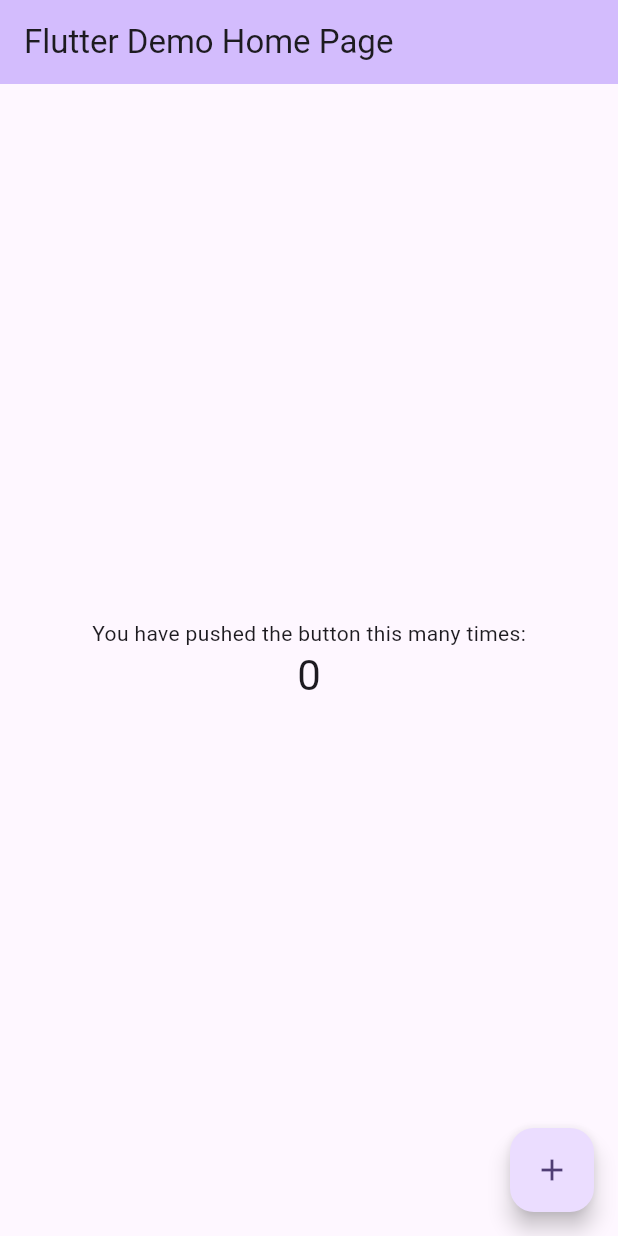
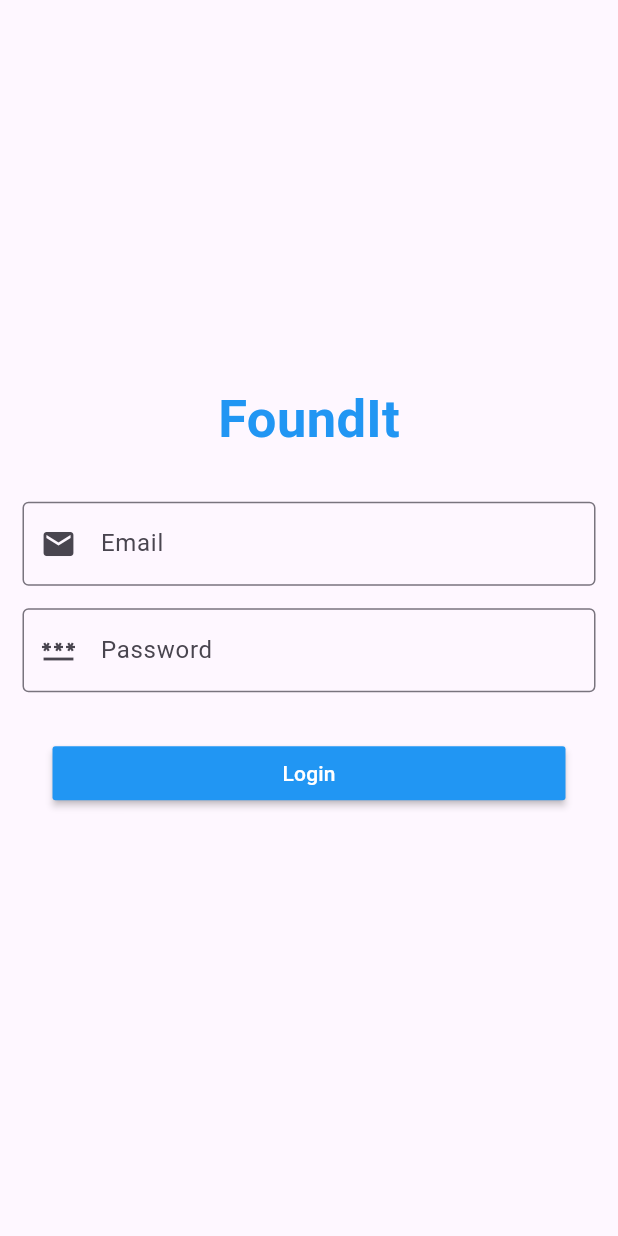
Before and after one commit to AhmadDaneil/lost_and_found_app, a Flutter app: the screen it shows after launch, on a phone screen of 412 x 824 dp. Run offline on Flutter 3.47's test engine with Material 3 defaults, Android fonts, the phone set to English and light mode, and no system bars.

Commit message:
Add login page

```diff
--- /dev/null
+++ b/lib/login.dart
@@ -0,0 +1,91 @@
+import 'package:flutter/material.dart';
+
+class Login extends StatefulWidget {
+  const Login({super.key});
+
+  @override
+  State<Login> createState() => _MyAppState();
+}
+
+class _MyAppState extends State<Login> {
+  @override
+  Widget build(BuildContext context) {
+    return MaterialApp(
+      home: Scaffold(
+
+        body: Column(
+          mainAxisAlignment: MainAxisAlignment.center,
+          crossAxisAlignment: CrossAxisAlignment.center,
+          children: [
+            Text(
+              'FoundIt',
+              style: TextStyle(
+                fontSize: 35,
+                color: Colors.blue,
+                fontWeight: FontWeight.bold,
+              ),
+            ),
+            Padding(
+              padding: const EdgeInsets.symmetric(vertical: 30),
+              child: Form(
+                child:Column(
+                  children: [
+                    Padding(
+                      padding: const EdgeInsets.symmetric(horizontal:15),
+                      child: TextFormField(
+                        keyboardType: TextInputType.emailAddress,
+                        decoration: InputDecoration(
+                          labelText: 'Email',
+                          hintText: 'Enter Email',
+                          prefixIcon: Icon(Icons.email),
+                          border: OutlineInputBorder(),
+                        ),
+                        onChanged: (String value) {
+
+                        },
+                        validator: (value) {
+                          return value!.isEmpty ? 'Please enter email' : null;
+                        },
+                      ),
+                    ),
+                    SizedBox(height: 15),
+                    Padding(
+                      padding: const EdgeInsets.symmetric(horizontal: 15),
+                      child: TextFormField(
+                        keyboardType: TextInputType.emailAddress,
+                        decoration: InputDecoration(
+                          labelText: 'Password',
+                          hintText: 'Enter Password',
+                          prefixIcon: Icon(Icons.password),
+                          border: OutlineInputBorder(),
+                        ),
+                        onChanged: (String value) {
+
+                        },
+                        validator: (value) {
+                          return value!.isEmpty ? 'Please enter password' : null;
+                        },
+                      ),
+                    ),
+                    SizedBox(height: 30),
+                    Padding(
+                      padding: const EdgeInsets.symmetric(horizontal:35),
+                      child: MaterialButton(
+                        minWidth: double.infinity,
+                        onPressed:(){},
+                        child: Text('Login'),
+                        color: Colors.blue,
+                        textColor: Colors.white,
+                        ),
+                    )
+
+                  ],
+                ),
+                ),
+            ),
+          ],
+        ),
+      ),
+    );
+  }
+}
--- a/lib/main.dart
+++ b/lib/main.dart
@@ -1,125 +1,11 @@
 import 'package:flutter/material.dart';
+import 'package:lost_and_found_app/login.dart';
 
 void main() {
-  runApp(const MyApp());
+  runApp(MaterialApp(
+    initialRoute: '/',
+    routes: {
+      '/':(context) => Login(),
+    },
+  ));
 }
-
-class MyApp extends StatelessWidget {
-  const MyApp({super.key});
-
-  // This widget is the root of your application.
-  @override
-  Widget build(BuildContext context) {
-    return MaterialApp(
-      title: 'Flutter Demo',
-      theme: ThemeData(
-        // This is the theme of your application.
-        //
-        // TRY THIS: Try running your application with "flutter run". You'll see
-        // the application has a purple toolbar. Then, without quitting the app,
-        // try changing the seedColor in the colorScheme below to Colors.green
-        // and then invoke "hot reload" (save your changes or press the "hot
-        // reload" button in a Flutter-supported IDE, or press "r" if you used
-        // the command line to start the app).
-        //
-        // Notice that the counter didn't reset back to zero; the application
-        // state is not lost during the reload. To reset the state, use hot
-        // restart instead.
-        //
-        // This works for code too, not just values: Most code changes can be
-        // tested with just a hot reload.
-        colorScheme: ColorScheme.fromSeed(seedColor: Colors.deepPurple),
-        useMaterial3: true,
-      ),
-      home: const MyHomePage(title: 'Flutter Demo Home Page'),
-    );
-  }
-}
-
-class MyHomePage extends StatefulWidget {
-  const MyHomePage({super.key, required this.title});
-
-  // This widget is the home page of your application. It is stateful, meaning
-  // that it has a State object (defined below) that contains fields that affect
-  // how it looks.
-
-  // This class is the configuration for the state. It holds the values (in this
-  // case the title) provided by the parent (in this case the App widget) and
-  // used by the build method of the State. Fields in a Widget subclass are
-  // always marked "final".
-
-  final String title;
-
-  @override
-  State<MyHomePage> createState() => _MyHomePageState();
-}
-
-class _MyHomePageState extends State<MyHomePage> {
-  int _counter = 0;
-
-  void _incrementCounter() {
-    setState(() {
-      // This call to setState tells the Flutter framework that something has
-      // changed in this State, which causes it to rerun the build method below
-      // so that the display can reflect the updated values. If we changed
-      // _counter without calling setState(), then the build method would not be
-      // called again, and so nothing would appear to happen.
-      _counter++;
-    });
-  }
-
-  @override
-  Widget build(BuildContext context) {
-    // This method is rerun every time setState is called, for instance as done
-    // by the _incrementCounter method above.
-    //
-    // The Flutter framework has been optimized to make rerunning build methods
-    // fast, so that you can just rebuild anything that needs updating rather
-    // than having to individually change instances of widgets.
-    return Scaffold(
-      appBar: AppBar(
-        // TRY THIS: Try changing the color here to a specific color (to
-        // Colors.amber, perhaps?) and trigger a hot reload to see the AppBar
-        // change color while the other colors stay the same.
-        backgroundColor: Theme.of(context).colorScheme.inversePrimary,
-        // Here we take the value from the MyHomePage object that was created by
-        // the App.build method, and use it to set our appbar title.
-        title: Text(widget.title),
-      ),
-      body: Center(
-        // Center is a layout widget. It takes a single child and positions it
-        // in the middle of the parent.
-        child: Column(
-          // Column is also a layout widget. It takes a list of children and
-          // arranges them vertically. By default, it sizes itself to fit its
-          // children horizontally, and tries to be as tall as its parent.
-          //
-          // Column has various properties to control how it sizes itself and
-          // how it positions its children. Here we use mainAxisAlignment to
-          // center the children vertically; the main axis here is the vertical
-          // axis because Columns are vertical (the cross axis would be
-          // horizontal).
-          //
-          // TRY THIS: Invoke "debug painting" (choose the "Toggle Debug Paint"
-          // action in the IDE, or press "p" in the console), to see the
-          // wireframe for each widget.
-          mainAxisAlignment: MainAxisAlignment.center,
-          children: <Widget>[
-            const Text(
-              'You have pushed the button this many times:',
-            ),
-            Text(
-              '$_counter',
-              style: Theme.of(context).textTheme.headlineMedium,
-            ),
-          ],
-        ),
-      ),
-      floatingActionButton: FloatingActionButton(
-        onPressed: _incrementCounter,
-        tooltip: 'Increment',
-        child: const Icon(Icons.add),
-      ), // This trailing comma makes auto-formatting nicer for build methods.
-    );
-  }
-}
```
